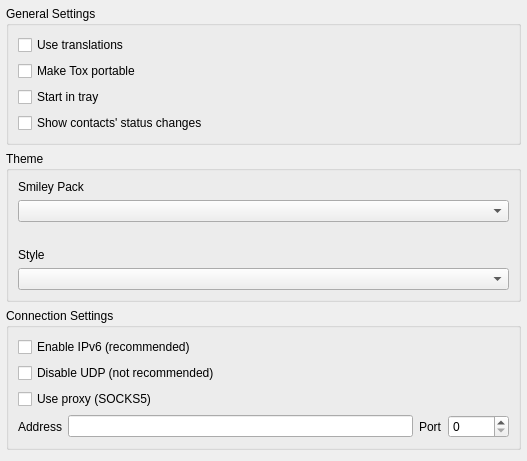
First picture: the form in src/widget/form/settings/generalsettings.ui, repository qTox/qTox, before the edit.
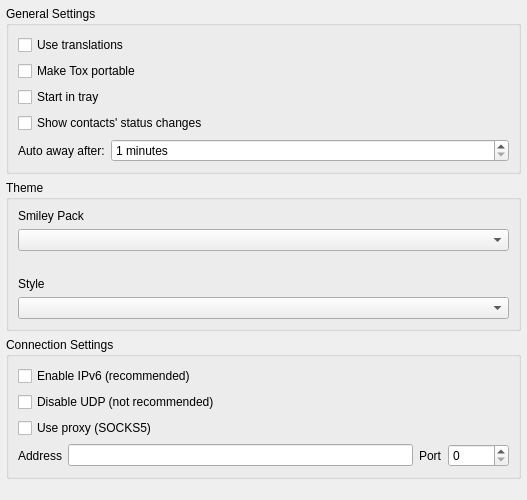
Second picture: the form after the edit.

What changed in the file:
```diff
--- a/src/widget/form/settings/generalsettings.ui
+++ b/src/widget/form/settings/generalsettings.ui
@@ -7,7 +7,7 @@
     <x>0</x>
     <y>0</y>
     <width>527</width>
-    <height>397</height>
+    <height>500</height>
    </rect>
   </property>
   <property name="windowTitle">
@@ -60,6 +60,42 @@
         </property>
        </widget>
       </item>
+      <item>
+       <layout class="QHBoxLayout" name="horizontalLayout_2">
+        <item alignment="Qt::AlignLeft">
+         <widget class="QLabel" name="autoAwayLabel">
+          <property name="toolTip">
+           <string>Provided in minutes</string>
+          </property>
+          <property name="layoutDirection">
+           <enum>Qt::LeftToRight</enum>
+          </property>
+          <property name="text">
+           <string>Auto away after:</string>
+          </property>
+         </widget>
+        </item>
+        <item>
+         <widget class="QSpinBox" name="autoAwaySpinBox">
+          <property name="sizePolicy">
+           <sizepolicy hsizetype="Expanding" vsizetype="Fixed">
+            <horstretch>0</horstretch>
+            <verstretch>0</verstretch>
+           </sizepolicy>
+          </property>
+          <property name="suffix">
+           <string> minutes</string>
+          </property>
+          <property name="minimum">
+           <number>1</number>
+          </property>
+          <property name="maximum">
+           <number>600</number>
+          </property>
+         </widget>
+        </item>
+       </layout>
+      </item>
      </layout>
     </widget>
    </item>
```
